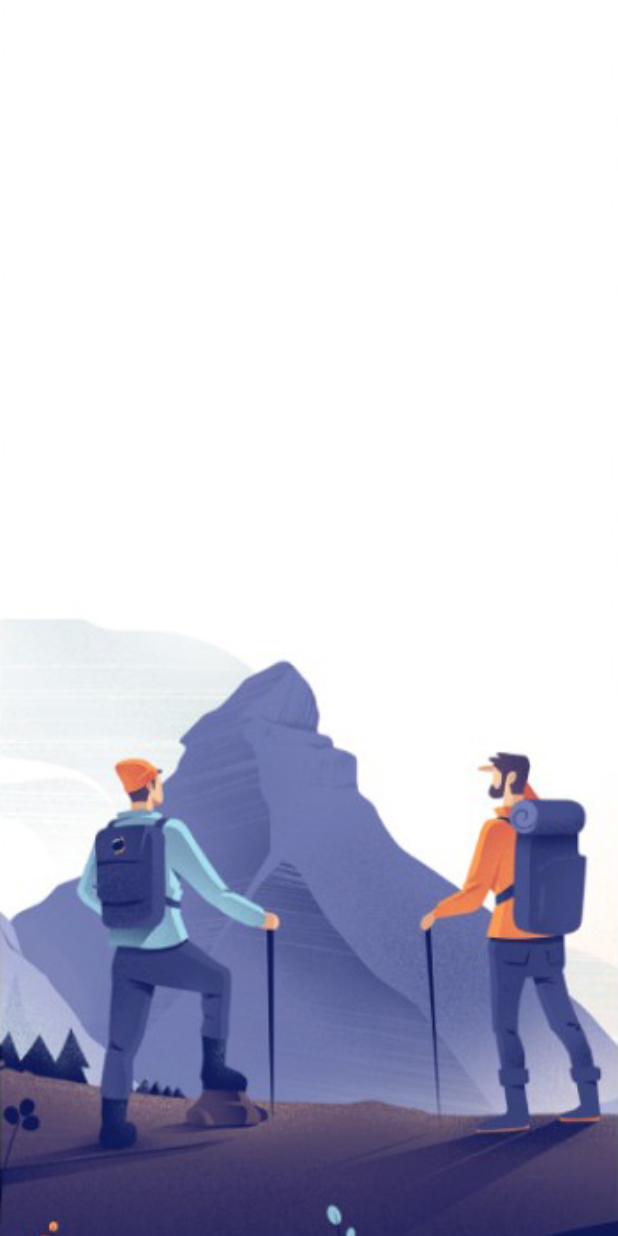
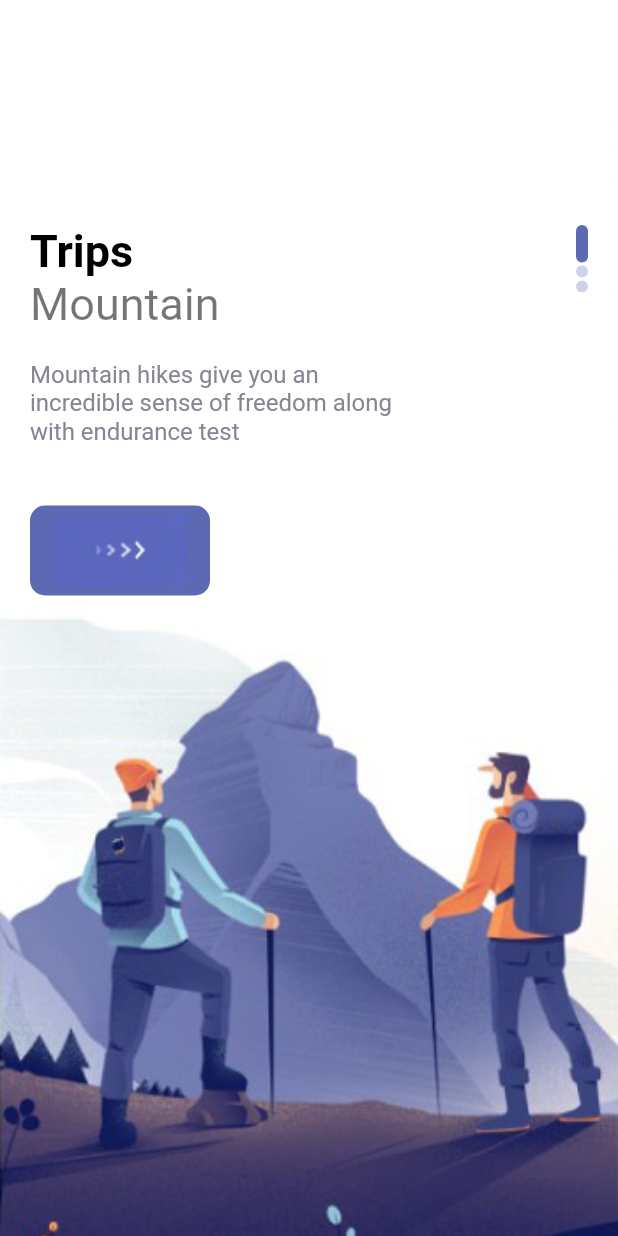
Before and after one commit to Dapo-dan/cubit_sm, a Flutter app: the screen it shows after launch, on a phone screen of 412 x 824 dp. Run offline on Flutter 3.47's test engine with Material 2 defaults, Android fonts, the phone set to English and light mode, and no system bars.

Commit message:
welcome page

```diff
--- a/lib/pages/welcome_page.dart
+++ b/lib/pages/welcome_page.dart
@@ -1,4 +1,8 @@
 import 'package:flutter/material.dart';
+import 'package:flutter_cubit/misc/colors.dart';
+import 'package:flutter_cubit/widgets/app_large_text.dart';
+import 'package:flutter_cubit/widgets/app_text.dart';
+import 'package:flutter_cubit/widgets/responsive_button.dart';
 
 class WelcomePage extends StatefulWidget {
   const WelcomePage({Key? key}) : super(key: key);
@@ -27,9 +31,48 @@ class _WelcomePageState extends State<WelcomePage> {
               child: Container(
                 margin: const EdgeInsets.only(top: 150, left: 20, right: 20),
                 child: Row(
+                  mainAxisAlignment: MainAxisAlignment.spaceBetween,
                   children: [
                     Column(
-                      children: [],
+                      crossAxisAlignment: CrossAxisAlignment.start,
+                      children: [
+                        AppLargeText(text: "Trips"),
+                        AppText(
+                          text: 'Mountain',
+                          size: 30,
+                        ),
+                        const SizedBox(
+                          height: 20,
+                        ),
+                        Container(
+                          width: 250,
+                          child: AppText(
+                            text:
+                                "Mountain hikes give you an incredible sense of freedom along with endurance test",
+                            color: AppColors.textColor2,
+                          ),
+                        ),
+                        const SizedBox(
+                          height: 40,
+                        ),
+                        ResponsiveButton(
+                          width: 120,
+                        )
+                      ],
+                    ),
+                    Column(
+                      children: List.generate(3, (indexDots) {
+                        return Container(
+                          margin: const EdgeInsets.only(bottom: 2),
+                          width: 8,
+                          height: index == indexDots ? 25 : 8,
+                          decoration: BoxDecoration(
+                              borderRadius: BorderRadius.circular(8),
+                              color: index == indexDots
+                                  ? AppColors.mainColor
+                                  : AppColors.mainColor.withOpacity(0.3)),
+                        );
+                      }),
                     )
                   ],
                 ),
--- a/lib/widgets/app_large_text.dart
+++ b/lib/widgets/app_large_text.dart
@@ -1,7 +1,7 @@
 import 'package:flutter/material.dart';
 
 class AppLargeText extends StatelessWidget {
-  int size;
+  double size;
   final Color color;
   final String text;
   AppLargeText(
@@ -12,9 +12,8 @@ class AppLargeText extends StatelessWidget {
   Widget build(BuildContext context) {
     return Text(
       text,
-      style: TextStyle(
-        color: color,
-      ),
+      style:
+          TextStyle(color: color, fontSize: size, fontWeight: FontWeight.bold),
     );
   }
 }
--- a/lib/widgets/app_text.dart
+++ b/lib/widgets/app_text.dart
@@ -0,0 +1,24 @@
+import 'package:flutter/material.dart';
+
+class AppText extends StatelessWidget {
+  double size;
+  final Color color;
+  final String text;
+  AppText(
+      {Key? key,
+      this.size = 16,
+      this.color = Colors.black54,
+      required this.text})
+      : super(key: key);
+
+  @override
+  Widget build(BuildContext context) {
+    return Text(
+      text,
+      style: TextStyle(
+        color: color,
+        fontSize: size,
+      ),
+    );
+  }
+}
--- /dev/null
+++ b/lib/widgets/responsive_button.dart
@@ -0,0 +1,24 @@
+import 'package:flutter/material.dart';
+import 'package:flutter_cubit/misc/colors.dart';
+
+class ResponsiveButton extends StatelessWidget {
+  bool? isResponsive;
+  double? width;
+
+  ResponsiveButton({Key? key, this.width, this.isResponsive = false})
+      : super(key: key);
+
+  @override
+  Widget build(BuildContext context) {
+    return Container(
+      width: width,
+      height: 60,
+      decoration: BoxDecoration(
+          borderRadius: BorderRadius.circular(10), color: AppColors.mainColor),
+      child: Row(
+        mainAxisAlignment: MainAxisAlignment.center,
+        children: [Image.asset('img/button-one.png')],
+      ),
+    );
+  }
+}
```
